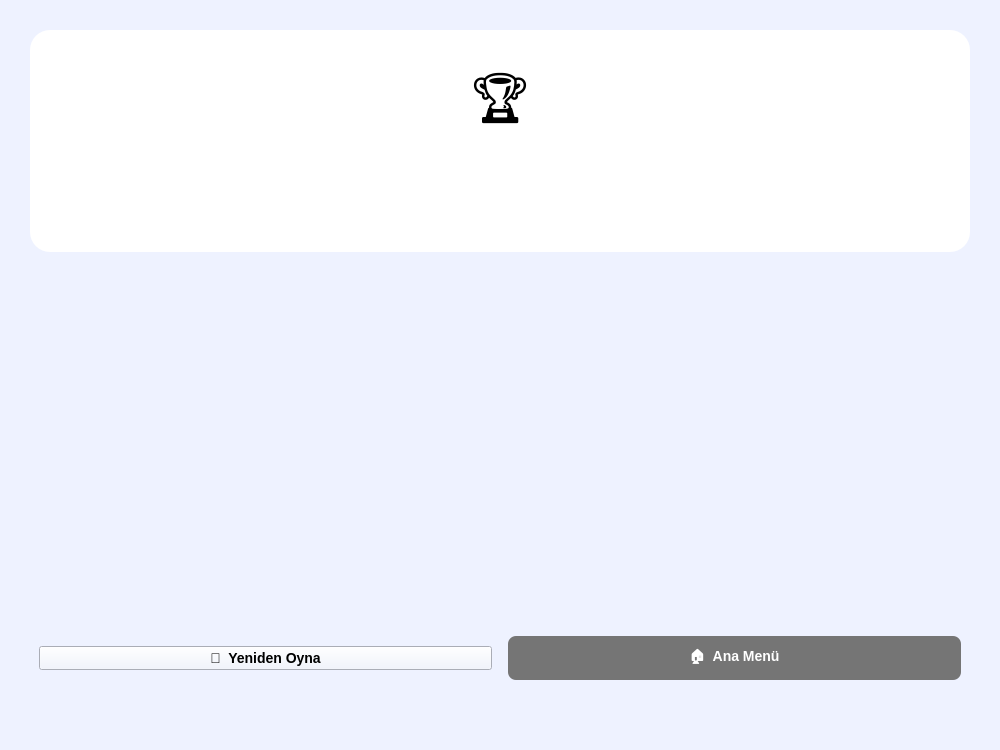
Before: the Qt Designer form client/ui/screens/ui_files/end_screen.ui in dilarakuloglu/yahtzee-game, drawn with Qt 5.
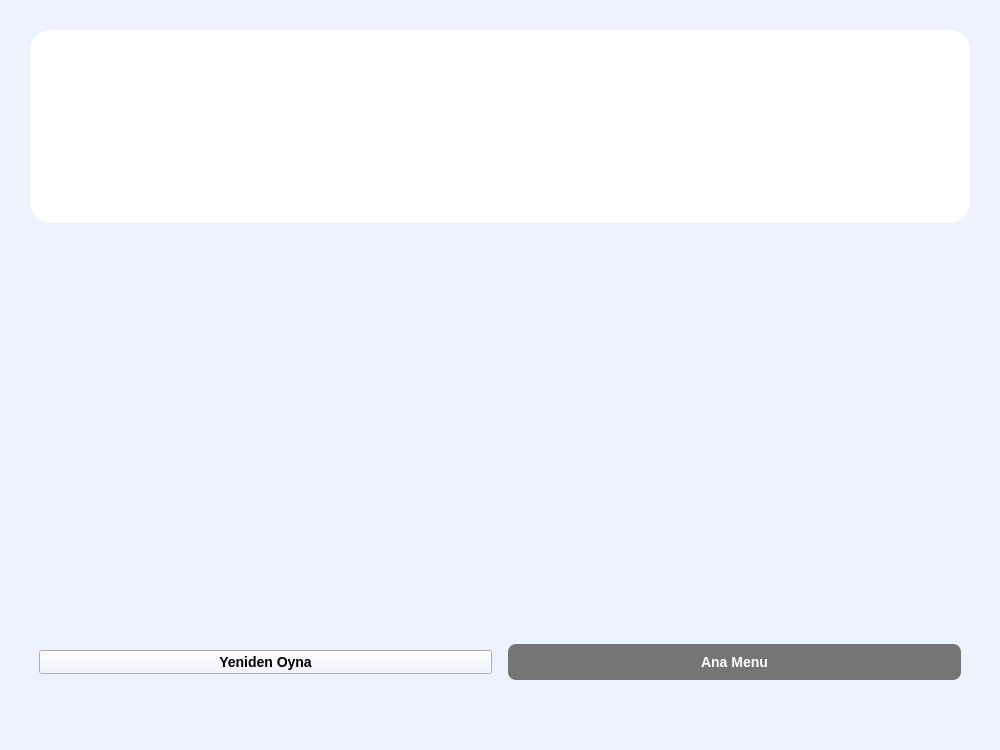
After: the same form once the commit is applied.

Commit message: refactor: update screen layouts and styling

```diff
--- a/client/ui/screens/ui_files/end_screen.ui
+++ b/client/ui/screens/ui_files/end_screen.ui
@@ -44,7 +44,7 @@
       <!-- Kupa ikonu -->
       <item>
        <widget class="QLabel" name="trophyLabel">
-        <property name="text"><string>🏆</string></property>
+        <property name="text"><string></string></property>
         <property name="alignment"><set>Qt::AlignCenter</set></property>
         <property name="styleSheet">
          <string>font-size: 52px;</string>
@@ -110,7 +110,7 @@
       <!-- Yeniden oyna butonu -->
       <item>
        <widget class="QPushButton" name="restartBtn">
-        <property name="text"><string>🔄  Yeniden Oyna</string></property>
+        <property name="text"><string>Yeniden Oyna</string></property>
         <property name="minimumHeight"><number>48</number></property>
         <property name="styleSheet">
          <string>font-size: 14px; font-weight: bold;</string>
@@ -124,7 +124,7 @@
       <!-- Ana menü butonu -->
       <item>
        <widget class="QPushButton" name="menuBtn">
-        <property name="text"><string>🏠  Ana Menü</string></property>
+        <property name="text"><string>Ana Menu</string></property>
         <property name="minimumHeight"><number>48</number></property>
         <property name="styleSheet">
          <string>QPushButton { background: #757575; color: white; border-radius: 8px; padding: 10px 24px; font-size: 14px; font-weight: bold; } QPushButton:hover { background: #616161; }</string>
```
Left out of the diff: 11 changed lines with no effect on the pictures. The commit also changes 9 other files.
